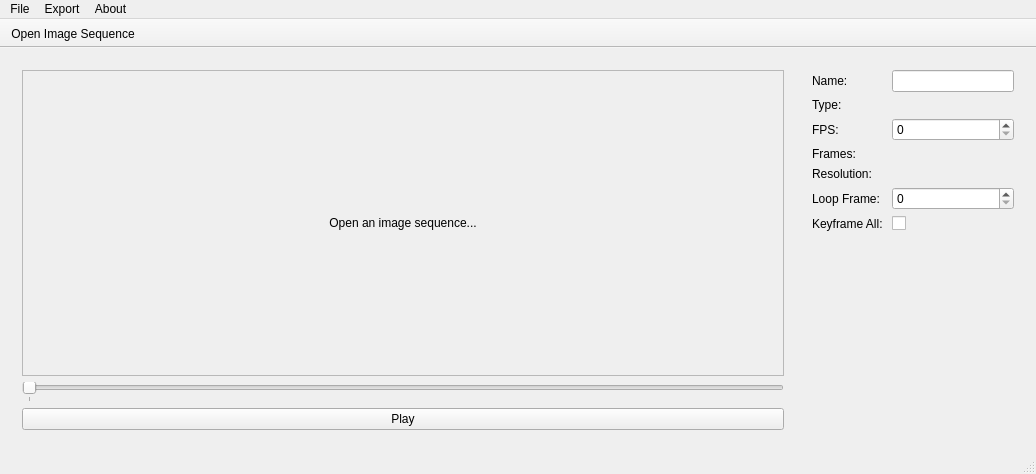
First picture: the form in AnimStudio/Forms/AnimStudio.ui, repository MjnMixael/AnimStudio, before the edit.
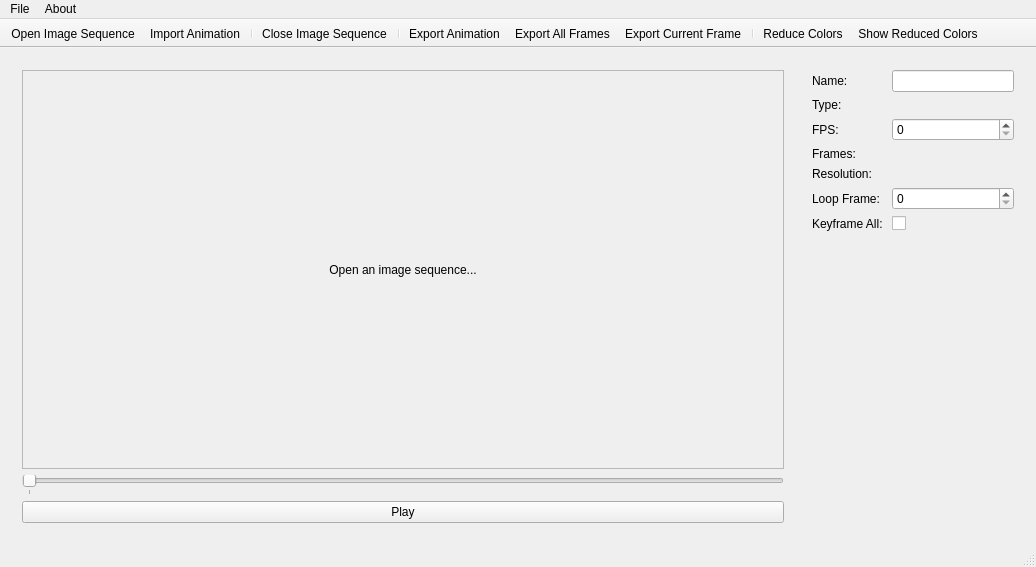
Second picture: the form after the edit. Icons and pictures are not drawn.

```diff
--- a/AnimStudio/Forms/AnimStudio.ui
+++ b/AnimStudio/Forms/AnimStudio.ui
@@ -7,7 +7,7 @@
     <x>0</x>
     <y>0</y>
     <width>1036</width>
-    <height>474</height>
+    <height>567</height>
    </rect>
   </property>
   <property name="windowTitle">
@@ -54,7 +54,7 @@
                 <x>0</x>
                 <y>0</y>
                 <width>764</width>
-                <height>314</height>
+                <height>397</height>
                </rect>
               </property>
               <layout class="QGridLayout" name="gridLayout">
@@ -257,23 +257,12 @@
     <addaction name="actionImport_Animation"/>
     <addaction name="actionExit"/>
    </widget>
-   <widget class="QMenu" name="menuExport">
-    <property name="title">
-     <string>Export</string>
-    </property>
-    <addaction name="actionAs_ANI"/>
-    <addaction name="actionAs_EFF"/>
-    <addaction name="actionAs_APNG"/>
-    <addaction name="separator"/>
-    <addaction name="actionFrames_as"/>
-   </widget>
    <widget class="QMenu" name="menuAbout">
     <property name="title">
      <string>About</string>
     </property>
    </widget>
    <addaction name="menuFile"/>
-   <addaction name="menuExport"/>
    <addaction name="menuAbout"/>
   </widget>
   <widget class="QStatusBar" name="statusBar"/>
@@ -321,6 +310,16 @@
     <bool>false</bool>
    </attribute>
    <addaction name="actionOpenImageSequence"/>
+   <addaction name="actionImport_Animation"/>
+   <addaction name="separator"/>
+   <addaction name="actionClose_Image_Sequence"/>
+   <addaction name="separator"/>
+   <addaction name="actionExport_Animation"/>
+   <addaction name="actionExport_All_Frames"/>
+   <addaction name="actionExport_Current_Frame"/>
+   <addaction name="separator"/>
+   <addaction name="actionReduce_Colors"/>
+   <addaction name="actionShow_Reduced_Colors"/>
   </widget>
   <action name="actionOpenImageSequence">
    <property name="text">
@@ -362,6 +361,55 @@
     <string>Exit</string>
    </property>
   </action>
+  <action name="actionExport_Animation">
+   <property name="icon">
+    <iconset resource="AnimStudio.qrc">
+     <normaloff>:/AnimStudio/Resources/export.png</normaloff>:/AnimStudio/Resources/export.png</iconset>
+   </property>
+   <property name="text">
+    <string>Export Animation</string>
+   </property>
+  </action>
+  <action name="actionExport_All_Frames">
+   <property name="icon">
+    <iconset resource="AnimStudio.qrc">
+     <normaloff>:/AnimStudio/Resources/export_all_frames.png</normaloff>:/AnimStudio/Resources/export_all_frames.png</iconset>
+   </property>
+   <property name="text">
+    <string>Export All Frames</string>
+   </property>
+  </action>
+  <action name="actionExport_Current_Frame">
+   <property name="icon">
+    <iconset resource="AnimStudio.qrc">
+     <normaloff>:/AnimStudio/Resources/export_frame.png</normaloff>:/AnimStudio/Resources/export_frame.png</iconset>
+   </property>
+   <property name="text">
+    <string>Export Current Frame</string>
+   </property>
+  </action>
+  <action name="actionReduce_Colors">
+   <property name="icon">
+    <iconset resource="AnimStudio.qrc">
+     <normaloff>:/AnimStudio/Resources/quantize.png</normaloff>:/AnimStudio/Resources/quantize.png</iconset>
+   </property>
+   <property name="text">
+    <string>Reduce Colors</string>
+   </property>
+  </action>
+  <action name="actionShow_Reduced_Colors">
+   <property name="checkable">
+    <bool>true</bool>
+   </property>
+   <property name="icon">
+    <iconset resource="AnimStudio.qrc">
+     <normaloff>:/AnimStudio/Resources/toggle_quantize_off.png</normaloff>
+     <normalon>:/AnimStudio/Resources/toggle_quantize_on.png</normalon>:/AnimStudio/Resources/toggle_quantize_off.png</iconset>
+   </property>
+   <property name="text">
+    <string>Show Reduced Colors</string>
+   </property>
+  </action>
  </widget>
  <layoutdefault spacing="6" margin="11"/>
  <resources>
```
Left out of the diff: 35 changed lines with no effect on the pictures.
